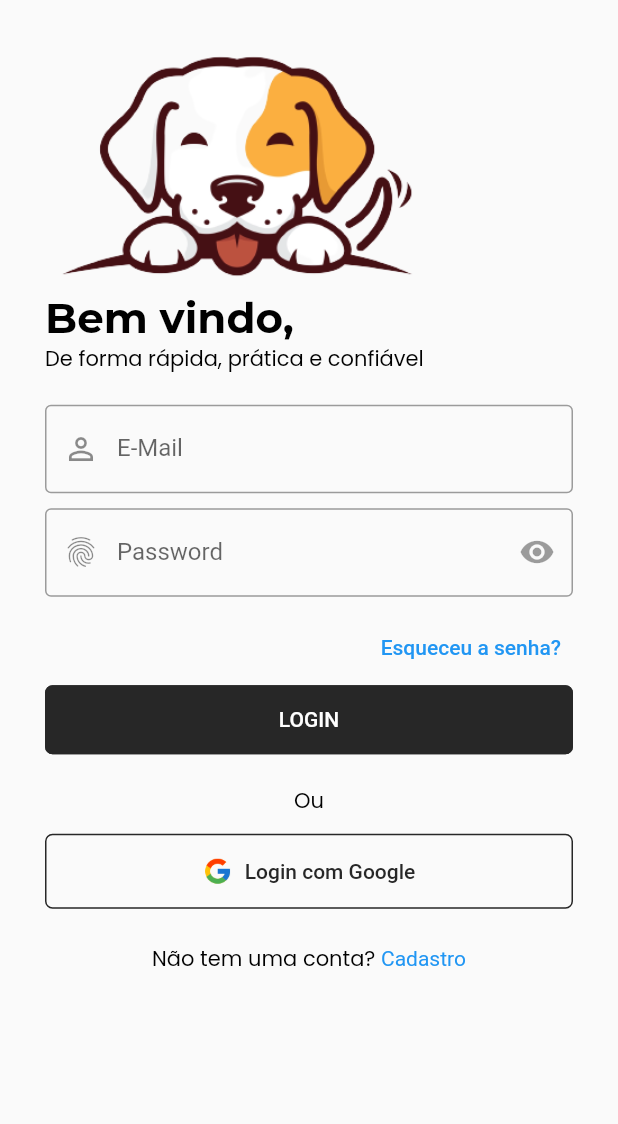
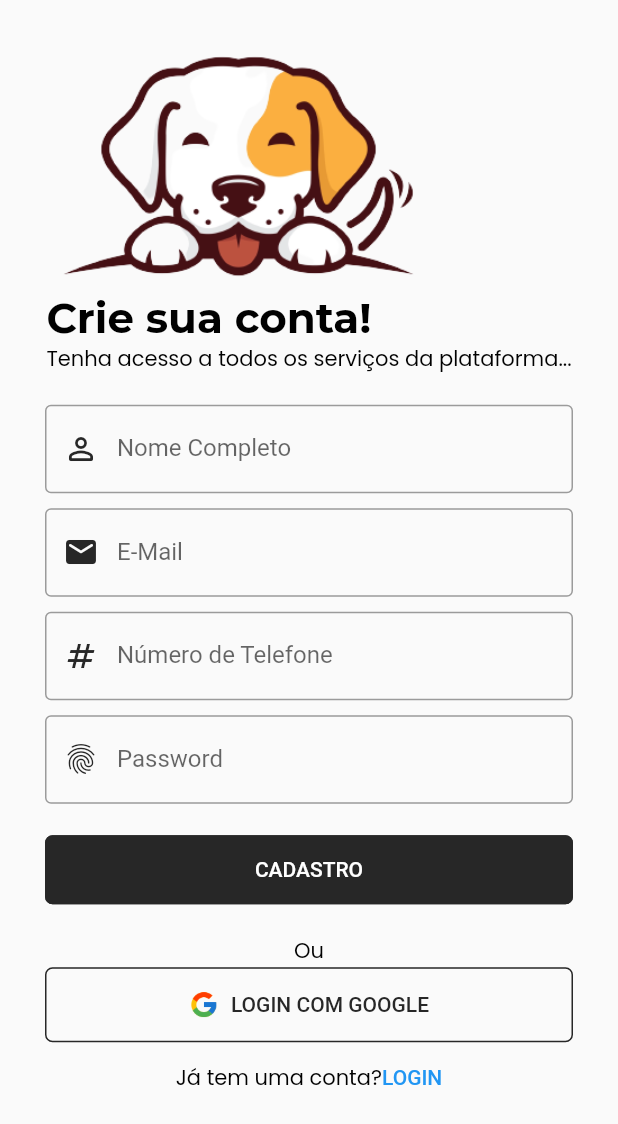
Before and after one commit to vinny0965/flutter-pet-shop-project, a Flutter app: the LoginScreen screen opened directly, after a tap on an icon or button, on a phone screen of 412 x 824 dp. Shown: the top 1124 px of the screen. Run offline on Flutter 3.47's test engine with Material 2 defaults, Android fonts, the phone set to English and light mode, and no system bars; our stand-ins replace get, google_fonts, liquid_swipe, smooth_page_indicator; project files that could hold a hidden picture were left out.

Commit message:
tela de signUp

```diff
--- /dev/null
+++ b/flutter_ui/lib/src/common_widgets/form/form_header_widget.dart
@@ -0,0 +1,33 @@
+import 'package:flutter/material.dart';
+
+class FormHeaderWidget extends StatelessWidget {
+  const FormHeaderWidget(
+      {super.key,
+      required this.image,
+      required this.title,
+      required this.subtitle});
+
+  final String image, title, subtitle;
+
+  @override
+  Widget build(BuildContext context) {
+    final size = MediaQuery.of(context).size;
+    return Column(
+      crossAxisAlignment: CrossAxisAlignment.start,
+      children: [
+        Image(
+          image: AssetImage(image),
+          height: size.height * 0.2,
+        ),
+        Text(
+          title,
+          style: Theme.of(context).textTheme.headline1,
+        ),
+        Text(
+          subtitle,
+          style: Theme.of(context).textTheme.bodyText1,
+        ),
+      ],
+    );
+  }
+}
--- a/flutter_ui/lib/src/constants/text_strings.dart
+++ b/flutter_ui/lib/src/constants/text_strings.dart
@@ -40,3 +40,9 @@ const String tSenha = "Password";
 const String tForgetPassword = "Esqueceu a senha?";
 const String tSignInWithGoogle = "Login com Google";
 const String tDontHaveAnAccount = "Não tem uma conta? ";
+
+const String tSignUpTitle = "Crie sua conta!";
+const String tSignUpSubTitle =
+    "Tenha acesso a todos os serviços da plataforma...";
+const String tFullName = "Nome Completo";
+const String tPhoneN = "Número de Telefone";
--- a/flutter_ui/lib/src/features/authentication/screens/login/login_footer_widget.dart
+++ b/flutter_ui/lib/src/features/authentication/screens/login/login_footer_widget.dart
@@ -2,6 +2,8 @@ import 'package:flutter/material.dart';
 import 'package:flutter_ui/src/constants/image_strings.dart';
 import 'package:flutter_ui/src/constants/sizes.dart';
 import 'package:flutter_ui/src/constants/text_strings.dart';
+import 'package:flutter_ui/src/features/authentication/screens/signup/sign_up_screen.dart';
+import 'package:get/get.dart';
 
 class LoginFooterWidget extends StatelessWidget {
   const LoginFooterWidget({
@@ -31,7 +33,9 @@ class LoginFooterWidget extends StatelessWidget {
           height: tFormHeigth - 20,
         ),
         TextButton(
-            onPressed: () {},
+            onPressed: () {
+              Get.to(const SignUpScreen());
+            },
             child: Text.rich(TextSpan(
                 text: tDontHaveAnAccount,
                 style: Theme.of(context).textTheme.bodyText1,
--- /dev/null
+++ b/flutter_ui/lib/src/features/authentication/screens/signup/sign_up_screen.dart
@@ -0,0 +1,59 @@
+import 'package:flutter/material.dart';
+import 'package:flutter/src/widgets/framework.dart';
+import 'package:flutter/src/widgets/placeholder.dart';
+import 'package:flutter_ui/src/common_widgets/form/form_header_widget.dart';
+import 'package:flutter_ui/src/constants/color.dart';
+import 'package:flutter_ui/src/constants/image_strings.dart';
+import 'package:flutter_ui/src/constants/sizes.dart';
+import 'package:flutter_ui/src/constants/text_strings.dart';
+import 'package:flutter_ui/src/features/authentication/screens/signup/widgets/signup_form_widget.dart';
+
+class SignUpScreen extends StatelessWidget {
+  const SignUpScreen({super.key});
+
+  @override
+  Widget build(BuildContext context) {
+    return SafeArea(
+      child: Scaffold(
+        body: SingleChildScrollView(
+          child: Container(
+            padding: const EdgeInsets.all(tDefaultSize),
+            child: Column(
+              children: [
+                const FormHeaderWidget(
+                    image: tWelcomeSreenImage,
+                    title: tSignUpTitle,
+                    subtitle: tSignUpSubTitle),
+                const SignUpWidget(),
+                Column(
+                  children: [
+                    const Text("Ou"),
+                    SizedBox(
+                      width: double.infinity,
+                      child: OutlinedButton.icon(
+                        onPressed: () {},
+                        icon: const Image(
+                          image: AssetImage(tGoogleLogoImage),
+                          width: 20.0,
+                        ),
+                        label: Text(tSignInWithGoogle.toUpperCase()),
+                      ),
+                    ),
+                    TextButton(
+                        onPressed: () {},
+                        child: Text.rich(TextSpan(children: [
+                          TextSpan(
+                              text: tAlredyHaveAnAccount,
+                              style: Theme.of(context).textTheme.bodyText1),
+                          TextSpan(text: tLogin.toUpperCase())
+                        ])))
+                  ],
+                )
+              ],
+            ),
+          ),
+        ),
+      ),
+    );
+  }
+}
--- /dev/null
+++ b/flutter_ui/lib/src/features/authentication/screens/signup/widgets/signup_form_widget.dart
@@ -0,0 +1,57 @@
+import 'package:flutter/material.dart';
+
+import '../../../../../constants/sizes.dart';
+import '../../../../../constants/text_strings.dart';
+
+class SignUpWidget extends StatelessWidget {
+  const SignUpWidget({
+    super.key,
+  });
+
+  @override
+  Widget build(BuildContext context) {
+    return Container(
+      padding: const EdgeInsets.symmetric(vertical: tFormHeigth - 10),
+      child: Form(
+          child: Column(
+        crossAxisAlignment: CrossAxisAlignment.start,
+        children: [
+          TextFormField(
+            decoration: const InputDecoration(
+                label: Text(tFullName),
+                prefixIcon: Icon(Icons.person_outline_rounded)),
+          ),
+          const SizedBox(
+            height: tFormHeigth - 20,
+          ),
+          TextFormField(
+            decoration: const InputDecoration(
+                label: Text(tEmail), prefixIcon: Icon(Icons.email_rounded)),
+          ),
+          const SizedBox(
+            height: tFormHeigth - 20,
+          ),
+          TextFormField(
+            decoration: const InputDecoration(
+                label: Text(tPhoneN), prefixIcon: Icon(Icons.numbers)),
+          ),
+          const SizedBox(
+            height: tFormHeigth - 20,
+          ),
+          TextFormField(
+            decoration: const InputDecoration(
+                label: Text(tSenha), prefixIcon: Icon(Icons.fingerprint)),
+          ),
+          const SizedBox(
+            height: tFormHeigth - 10,
+          ),
+          SizedBox(
+            width: double.infinity,
+            child: ElevatedButton(
+                onPressed: () {}, child: Text(tSignUp.toUpperCase())),
+          )
+        ],
+      )),
+    );
+  }
+}
--- a/flutter_ui/lib/src/utils/theme/theme.dart
+++ b/flutter_ui/lib/src/utils/theme/theme.dart
@@ -1,6 +1,7 @@
 import 'package:flutter/material.dart';
 import 'package:flutter_ui/src/utils/theme/widget_themes/elevated_button_theme.dart';
 import 'package:flutter_ui/src/utils/theme/widget_themes/outlined_button_theme.dart';
+import 'package:flutter_ui/src/utils/theme/widget_themes/text_field_theme.dart';
 
 import 'package:flutter_ui/src/utils/theme/widget_themes/text_theme.dart';
 
@@ -11,11 +12,13 @@ class TAppTheme {
       brightness: Brightness.light,
       textTheme: TTextTheme.ligthTextTeme,
       outlinedButtonTheme: TOutlinedButtonTheme.ligthOutlinedButtonTheme,
-      elevatedButtonTheme: TElevatedButtonTheme.ligthElevatedButtonTheme);
+      elevatedButtonTheme: TElevatedButtonTheme.ligthElevatedButtonTheme,
+      inputDecorationTheme: TTextFormFieldTheme.ligthInputDecorationTheme);
 
   static final ThemeData darkTheme = ThemeData(
       brightness: Brightness.dark,
       textTheme: TTextTheme.darkTextTheme,
       outlinedButtonTheme: TOutlinedButtonTheme.darkOutlinedButtonTheme,
-      elevatedButtonTheme: TElevatedButtonTheme.darkElevatedButtonTheme);
+      elevatedButtonTheme: TElevatedButtonTheme.darkElevatedButtonTheme,
+      inputDecorationTheme: TTextFormFieldTheme.darkInputDecorationTheme);
 }
--- /dev/null
+++ b/flutter_ui/lib/src/utils/theme/widget_themes/text_field_theme.dart
@@ -0,0 +1,22 @@
+import 'package:flutter/material.dart';
+import 'package:flutter_ui/src/constants/color.dart';
+
+class TTextFormFieldTheme {
+  TTextFormFieldTheme._();
+
+  static InputDecorationTheme ligthInputDecorationTheme =
+      const InputDecorationTheme(
+          border: OutlineInputBorder(),
+          prefixIconColor: tSecondaryColor,
+          floatingLabelStyle: TextStyle(color: tSecondaryColor),
+          focusedBorder: OutlineInputBorder(
+              borderSide: BorderSide(width: 2, color: tSecondaryColor)));
+
+  static InputDecorationTheme darkInputDecorationTheme =
+      const InputDecorationTheme(
+          border: OutlineInputBorder(),
+          prefixIconColor: tPrimaryColor,
+          floatingLabelStyle: TextStyle(color: tPrimaryColor),
+          focusedBorder: OutlineInputBorder(
+              borderSide: BorderSide(width: 2, color: tPrimaryColor)));
+}
```
